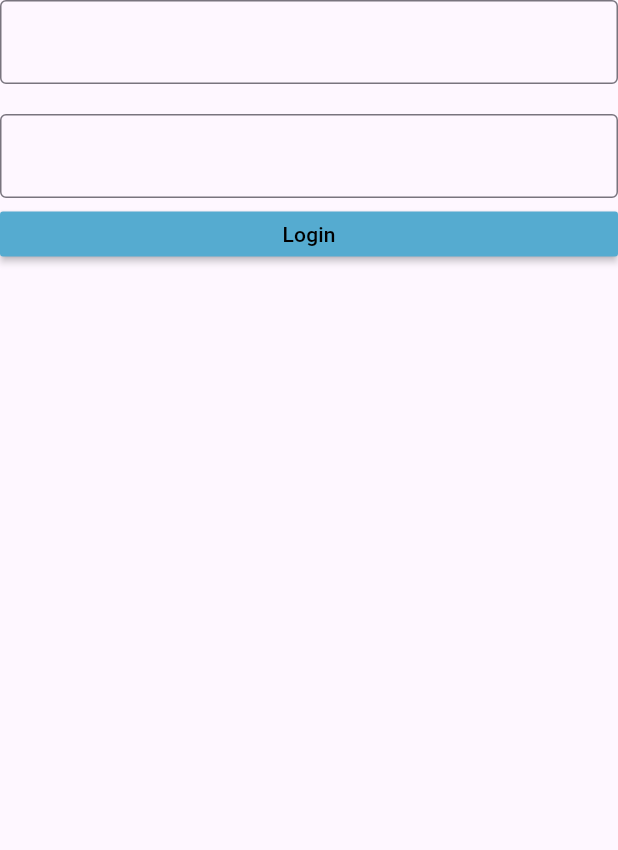
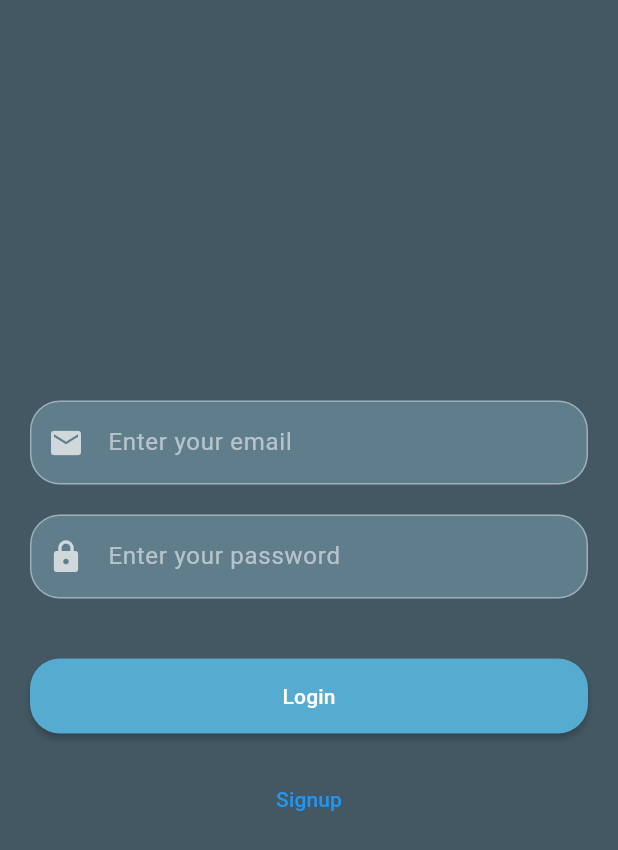
Before and after one commit to ahmad-dev7/CoTaskHub, a Flutter app: the screen it shows after launch, on a phone screen of 412 x 824 dp. Shown: the top 850 px of the screen. Run offline on Flutter 3.47's test engine with Material 3 defaults, Android fonts, the phone set to English and light mode, and no system bars; our stand-ins replace firebase_auth, firebase_core, get, hive_flutter; missing offline and left inert: circular_bottom_navigation; accounts and stored records are empty.

Commit message:
third commit

```diff
--- a/lib/constants/k_custom_button.dart
+++ b/lib/constants/k_custom_button.dart
@@ -11,9 +11,10 @@ class KCustomButton extends StatelessWidget {
   Widget build(BuildContext context) {
     return MaterialButton(
       onPressed: onTap,
-      height: 30,
+      height: 50,
+      shape: RoundedRectangleBorder(borderRadius: BorderRadius.circular(20)),
+      color: color ?? const Color(0xFF55ABD0),
       minWidth: double.maxFinite,
-      color: color ?? const Color(0xFF55ABD0),
       child: child,
     );
   }
--- a/lib/constants/k_custom_space.dart
+++ b/lib/constants/k_custom_space.dart
@@ -20,3 +20,16 @@ class KHorizontalSpace extends StatelessWidget {
     return SizedBox(width: width ?? 10);
   }
 }
+
+class KHorizontalPadding extends StatelessWidget {
+  final Widget child;
+  const KHorizontalPadding({super.key, required this.child});
+
+  @override
+  Widget build(BuildContext context) {
+    return Padding(
+      padding: const EdgeInsets.symmetric(horizontal: 20),
+      child: child,
+    );
+  }
+}
--- a/lib/constants/k_my_text.dart
+++ b/lib/constants/k_my_text.dart
@@ -18,7 +18,7 @@ class KMyText extends StatelessWidget {
     return Text(
       text,
       style: TextStyle(
-        color: color ?? Colors.black,
+        color: color ?? Colors.white,
         fontSize: size,
         fontWeight: weight,
       ),
--- a/lib/constants/k_textfield.dart
+++ b/lib/constants/k_textfield.dart
@@ -4,21 +4,41 @@ class KTextField extends StatelessWidget {
   final TextEditingController controller;
   final bool? isPasswordField;
   final String hintText;
+  final IconData? iconData;
 
   const KTextField({
     super.key,
     required this.controller,
     required this.hintText,
     this.isPasswordField,
+    this.iconData,
   });
 
   @override
   Widget build(BuildContext context) {
     return TextField(
+      style: const TextStyle(color: Colors.white),
       controller: controller,
       obscureText: isPasswordField ?? false,
-      decoration: const InputDecoration(
-        border: OutlineInputBorder(),
+      decoration: InputDecoration(
+        prefixIcon: iconData != null ? Icon(iconData) : null,
+        prefixIconColor: Colors.white70,
+        filled: true,
+        fillColor: Colors.blueGrey,
+        focusedBorder: OutlineInputBorder(
+            borderRadius: BorderRadius.circular(20),
+            borderSide: const BorderSide(
+              color: Colors.white,
+            )),
+        enabledBorder: OutlineInputBorder(
+            borderRadius: BorderRadius.circular(20),
+            borderSide: const BorderSide(
+              color: Colors.white38,
+            )),
+        hintText: hintText,
+        hintStyle: const TextStyle(
+          color: Colors.white54,
+        ),
       ),
     );
   }
--- a/lib/controller/get_controller.dart
+++ b/lib/controller/get_controller.dart
@@ -1,8 +1,14 @@
+import 'package:flutter/material.dart';
 import 'package:get/get.dart';
-import 'package:get_storage/get_storage.dart';
+import 'package:hive_flutter/hive_flutter.dart';
+
+late Box dataBox;
 
 class MyController extends GetxController {
-  GetStorage box = GetStorage();
-  var userName = ''.obs;
-  var userEMail = ''.obs;
+  var themeData = ThemeData(
+    scaffoldBackgroundColor: const Color(0xFF435862),
+    appBarTheme: const AppBarTheme(
+      backgroundColor: Color(0xFF89AFC2),
+    ),
+  ).obs;
 }
--- a/lib/main.dart
+++ b/lib/main.dart
@@ -1,14 +1,17 @@
 import 'package:co_task_hub/controller/get_controller.dart';
 import 'package:co_task_hub/firebase_options.dart';
-import 'package:co_task_hub/screens/home_screen.dart';
 import 'package:co_task_hub/screens/login_screen.dart';
+import 'package:co_task_hub/screens/navigation_screen.dart';
 import 'package:firebase_core/firebase_core.dart';
 import 'package:flutter/material.dart';
+import 'package:hive_flutter/hive_flutter.dart';
 import 'package:get/get.dart';
 
 void main() async {
   WidgetsFlutterBinding.ensureInitialized();
   await Firebase.initializeApp(options: DefaultFirebaseOptions.android);
+  await Hive.initFlutter();
+  dataBox = await Hive.openBox('userData');
   runApp(const MyApp());
 }
 
@@ -17,9 +20,11 @@ class MyApp extends StatelessWidget {
 
   @override
   Widget build(BuildContext context) {
-    MyController ctrl = Get.put(MyController());
+    MyController myCtrl = Get.put(MyController());
     return GetMaterialApp(
-      home: ctrl.box.hasData('name') ? const HomeScreen() : const LoginScreen(),
+      debugShowCheckedModeBanner: false,
+      theme: myCtrl.themeData.value,
+      home: dataBox.isNotEmpty ? const NavigationScreen() : const LoginScreen(),
     );
   }
 }
--- a/lib/screens/home_screen.dart
+++ b/lib/screens/home_screen.dart
@@ -1,7 +1,6 @@
 import 'package:co_task_hub/constants/k_my_text.dart';
 import 'package:co_task_hub/controller/get_controller.dart';
 import 'package:flutter/material.dart';
-import 'package:get/get.dart';
 
 class HomeScreen extends StatefulWidget {
   const HomeScreen({super.key});
@@ -11,7 +10,6 @@ class HomeScreen extends StatefulWidget {
 }
 
 class _HomeScreenState extends State<HomeScreen> {
-  final MyController _myController = Get.put(MyController());
   @override
   Widget build(BuildContext context) {
     return Scaffold(
@@ -19,7 +17,7 @@ class _HomeScreenState extends State<HomeScreen> {
           child: SingleChildScrollView(
         child: Column(
           children: [
-            KMyText('Welcome to Home ${_myController.userName}'),
+            KMyText('Welcome to Home ${dataBox.get('name')}'),
           ],
         ),
       )),
--- a/lib/screens/login_screen.dart
+++ b/lib/screens/login_screen.dart
@@ -2,7 +2,8 @@ import 'package:co_task_hub/constants/k_custom_button.dart';
 import 'package:co_task_hub/constants/k_custom_space.dart';
 import 'package:co_task_hub/constants/k_my_text.dart';
 import 'package:co_task_hub/constants/k_textfield.dart';
-import 'package:co_task_hub/screens/home_screen.dart';
+import 'package:co_task_hub/screens/navigation_screen.dart';
+import 'package:co_task_hub/screens/signup_screen.dart';
 import 'package:co_task_hub/services/firebase_services.dart';
 import 'package:flutter/material.dart';
 import 'package:get/get.dart';
@@ -15,26 +16,28 @@ class LoginScreen extends StatelessWidget {
     TextEditingController emailController = TextEditingController();
     TextEditingController passwordController = TextEditingController();
     onLogin() async {
+      debugPrint('executed Login');
       bool isValidUser = await FirebaseServices().loginUser(
-        email: emailController.text,
+        email: emailController.text.trim(),
         password: passwordController.text,
       );
       if (isValidUser) {
-        Get.to(() => const HomeScreen());
+        Get.offAll(() => const NavigationScreen());
       } else {
         Get.snackbar('Error', 'Fill email & password fields correctly');
       }
     }
 
     return Scaffold(
-      body: Center(
+      body: KHorizontalPadding(
         child: Column(
-          crossAxisAlignment: CrossAxisAlignment.center,
+          mainAxisAlignment: MainAxisAlignment.center,
           children: [
             // Email Textfield
             KTextField(
               controller: emailController,
               hintText: 'Enter your email',
+              iconData: Icons.email,
             ),
             const KVerticalSpace(),
             // Password TextField
@@ -42,9 +45,15 @@ class LoginScreen extends StatelessWidget {
               controller: passwordController,
               hintText: 'Enter your password',
               isPasswordField: true,
+              iconData: Icons.lock,
             ),
+            const KVerticalSpace(height: 40),
             // Login button
-            KCustomButton(onTap: () => onLogin, child: const KMyText('Login'))
+            KCustomButton(onTap: onLogin, child: const KMyText('Login')),
+            const KVerticalSpace(),
+            TextButton(
+                onPressed: () => Get.to(() => const SignupScreen()),
+                child: const KMyText('Signup', color: Colors.blue))
           ],
         ),
       ),
--- a/pubspec.yaml
+++ b/pubspec.yaml
@@ -41,6 +41,12 @@ dependencies:
   firebase_auth: ^4.16.0
   get: ^4.6.6
   get_storage: ^2.1.1
+  flutter_login: ^4.2.1
+  flutter_animate: ^4.5.0
+  animated_bottom_navigation_bar: ^1.3.3
+  hive: ^2.2.3
+  hive_flutter: ^1.1.0
+  circular_bottom_navigation: ^2.4.0
 
 dev_dependencies:
   flutter_test:
```
Also changed, not shown: lib/constants/k_nav_item.dart (added, +12 -0 lines), lib/screens/chat_screen.dart (added, +15 -0 lines), lib/screens/files_screen.dart (added, +15 -0 lines), lib/screens/navigation_screen.dart (added, +58 -0 lines), lib/screens/signup_screen.dart (+11 -5 lines), lib/screens/track_screen.dart (added, +15 -0 lines), lib/services/firebase_services.dart (+9 -12 lines), pubspec.lock, 5 other files.
